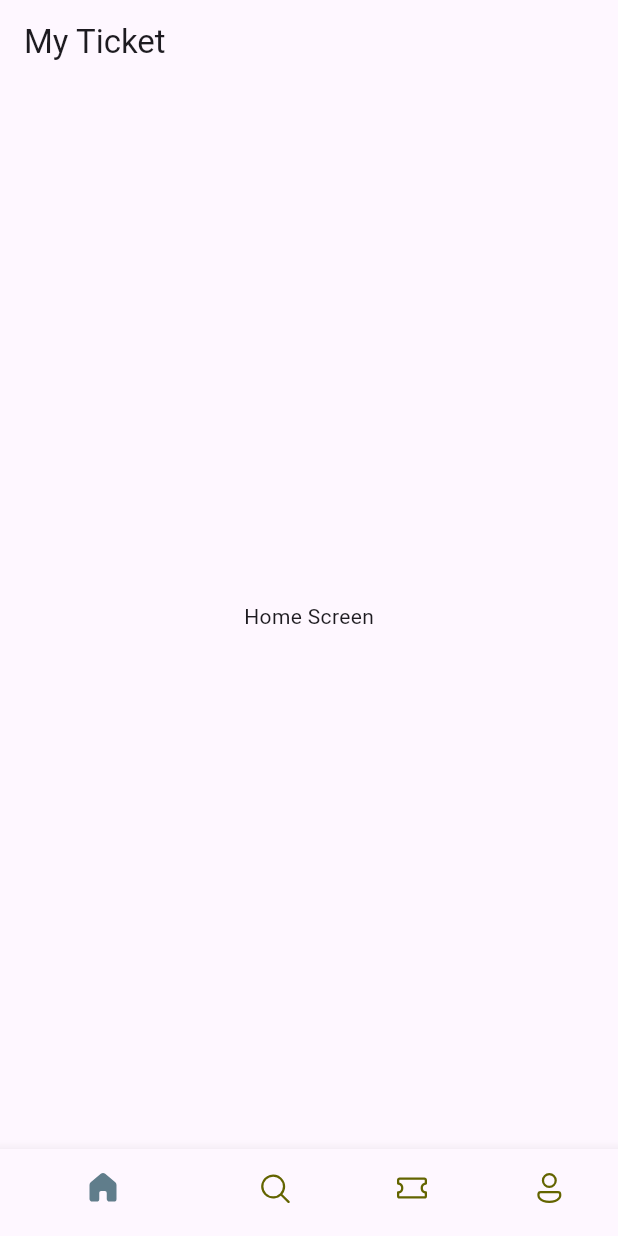
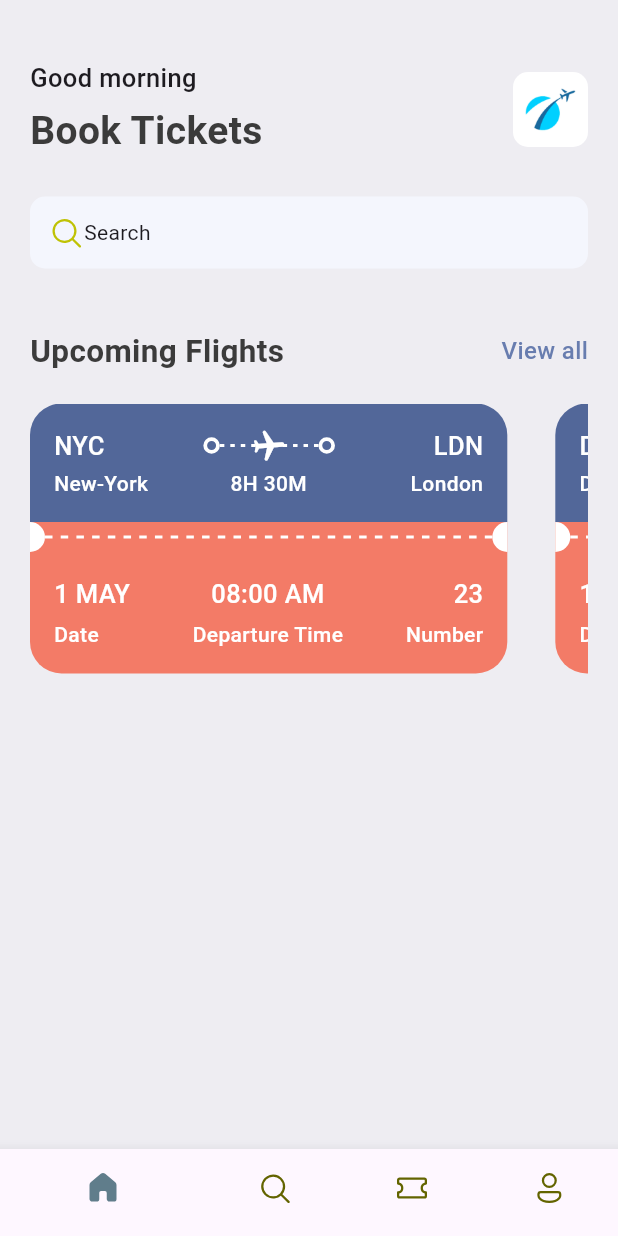
Before and after one commit to Harshit2756/Flutter_ticket_app, a Flutter app: the screen it shows after launch, on a phone screen of 412 x 824 dp. Run offline on Flutter 3.47's test engine with Material 3 defaults, Android fonts, the light colour scheme and no system bars; our stand-ins replace fluentui_icons.

Commit message:
ticket design  and navigation set.

```diff
--- a/lib/base/bottom_nav_bar.dart
+++ b/lib/base/bottom_nav_bar.dart
@@ -26,9 +26,6 @@ class BottomNavBarState extends State<BottomNavBar> {
   @override
   Widget build(BuildContext context) {
     return Scaffold(
-      appBar: AppBar(
-        title: const Text('My Ticket'),
-      ),
       body: Center(
         child: appScreens[_currentIndex],
       ),
--- /dev/null
+++ b/lib/base/res/media.dart
@@ -0,0 +1,4 @@
+class AppMedia {
+  static const _baseImage = "assets/images";
+  static const logo = "$_baseImage/logo.png";
+}
--- /dev/null
+++ b/lib/base/res/styles/app_styles.dart
@@ -0,0 +1,35 @@
+import 'package:flutter/material.dart';
+
+Color primary = const Color(0xff687daf);
+
+class AppStyles {
+  static Color primaryColor = const Color(0xff687daf);
+  static Color backgroundColor = const Color(0xffeeedf2);
+  static Color textColor = const Color(0xff3b3b3b);
+  static Color ticketBlue = const Color(0xFF526799);
+  static Color ticketOrange = const Color(0xFFF37B67);
+
+  static TextStyle textStyle = TextStyle(
+    fontSize: 16,
+    color: textColor,
+    fontWeight: FontWeight.w500,
+  );
+  static TextStyle headLineStyle1 = TextStyle(
+    fontSize: 26,
+    color: textColor,
+    fontWeight: FontWeight.bold,
+  );
+  static TextStyle headLineStyle2 = TextStyle(
+    fontSize: 21,
+    color: textColor,
+    fontWeight: FontWeight.bold,
+  );
+  static TextStyle headLineStyle3 = const TextStyle(
+    fontSize: 17,
+    fontWeight: FontWeight.w500,
+  );
+  static TextStyle headLineStyle4 = const TextStyle(
+    fontSize: 14,
+    fontWeight: FontWeight.w500,
+  );
+}
--- /dev/null
+++ b/lib/base/utils/app_json.dart
@@ -0,0 +1,92 @@
+List<Map<String, dynamic>> ticketList = [
+  {
+    'from': {
+      'code': "NYC",
+      'name': "New-York",
+    },
+    'to': {
+      'code': "LDN",
+      'name': "London",
+    },
+    'flying_time': '8H 30M',
+    'date': "1 MAY",
+    'departure_time': "08:00 AM",
+    "number": 23
+  },
+  {
+    'from': {
+      'code': "DK",
+      'name': "Dhaka",
+    },
+    'to': {
+      'code': "SH",
+      'name': "Shanghai",
+    },
+    'flying_time': '4H 20M',
+    'date': "10 MAY",
+    'departure_time': "09:00 AM",
+    "number": 45
+  },
+  {
+    'from': {
+      'code': "SH",
+      'name': "Shanghai",
+    },
+    'to': {
+      'code': "CZ",
+      'name': "Chengdu",
+    },
+    'flying_time': '2H 50M',
+    'date': "12 JUL",
+    'departure_time': "08:00 AM",
+    "number": 23
+  },
+  {
+    'from': {
+      'code': "CZ",
+      'name': "Chengdu",
+    },
+    'to': {
+      'code': "SH",
+      'name': "Shanghai",
+    },
+    'flying_time': '2H 50M',
+    'date': "12 JUL",
+    'departure_time': "08:00 AM",
+    "number": 23
+  },
+  {
+    'from': {
+      'code': "CZ",
+      'name': "Chengdu",
+    },
+    'to': {
+      'code': "SH",
+      'name': "Shanghai",
+    },
+    'flying_time': '2H 50M',
+    'date': "12 JUL",
+    'departure_time': "08:00 AM",
+    "number": 23
+  },
+];
+List<Map<String, dynamic>> hotelList = [
+  {
+    'image': 'one.png',
+    'place': 'Open Space',
+    'destination': 'London',
+    'price': 25
+  },
+  {
+    'image': 'two.png',
+    'place': 'Global Will',
+    'destination': 'London',
+    'price': 40
+  },
+  {
+    'image': 'three.png',
+    'place': 'Tallest Building',
+    'destination': 'Dubai',
+    'price': 68
+  },
+];
--- /dev/null
+++ b/lib/base/widgets/section_heading.dart
@@ -0,0 +1,35 @@
+import 'package:flutter/material.dart';
+
+import '../res/styles/app_styles.dart';
+
+class SectionHeading extends StatelessWidget {
+  final String title, actionText;
+
+  const SectionHeading({
+    super.key,
+    required this.title,
+    this.actionText = "View all",
+  });
+
+  @override
+  Widget build(BuildContext context) {
+    return Row(
+      mainAxisAlignment: MainAxisAlignment.spaceBetween,
+      children: [
+        Text(
+          title,
+          style: AppStyles.headLineStyle2,
+        ),
+        InkWell(
+          onTap: () {},
+          child: Text(
+            actionText,
+            style: AppStyles.textStyle.copyWith(
+              color: AppStyles.primaryColor,
+            ),
+          ),
+        ),
+      ],
+    );
+  }
+}
--- /dev/null
+++ b/lib/base/widgets/text/text_style_fourth.dart
@@ -0,0 +1,22 @@
+import 'package:flutter/material.dart';
+
+import '../../res/styles/app_styles.dart';
+
+class TextStyleFourth extends StatelessWidget {
+  final String text;
+  final TextAlign? textAlign;
+  const TextStyleFourth({
+    super.key,
+    required this.text,
+    this.textAlign,
+  });
+
+  @override
+  Widget build(BuildContext context) {
+    return Text(
+      textAlign: textAlign,
+      text,
+      style: AppStyles.headLineStyle4.copyWith(color: Colors.white),
+    );
+  }
+}
--- /dev/null
+++ b/lib/base/widgets/text/text_style_third.dart
@@ -0,0 +1,19 @@
+import 'package:flutter/material.dart';
+
+import '../../res/styles/app_styles.dart';
+
+class TextStyleThird extends StatelessWidget {
+  final String text;
+  const TextStyleThird({
+    super.key,
+    required this.text,
+  });
+
+  @override
+  Widget build(BuildContext context) {
+    return Text(
+      text,
+      style: AppStyles.headLineStyle3.copyWith(color: Colors.white),
+    );
+  }
+}
--- /dev/null
+++ b/lib/base/widgets/ticket/app_layoutbuilder_widget.dart
@@ -0,0 +1,32 @@
+import 'package:flutter/material.dart';
+
+class AppLayoutBuilder extends StatelessWidget {
+  final int randomDivider;
+  final double? width;
+  const AppLayoutBuilder(
+      {super.key, required this.randomDivider, this.width = 3});
+
+  @override
+  Widget build(BuildContext context) {
+    return LayoutBuilder(
+      builder: (context, constraints) {
+        return Flex(
+          mainAxisAlignment: MainAxisAlignment.spaceBetween,
+          direction: Axis.horizontal,
+          children: List.generate(
+            (constraints.constrainWidth() / randomDivider).floor(),
+            (index) => SizedBox(
+              width: width,
+              height: 2,
+              child: const DecoratedBox(
+                decoration: BoxDecoration(
+                  color: Colors.white,
+                ),
+              ),
+            ),
+          ),
+        );
+      },
+    );
+  }
+}
--- /dev/null
+++ b/lib/base/widgets/ticket/big_circle.dart
@@ -0,0 +1,25 @@
+import 'package:flutter/material.dart';
+
+class BigCirlce extends StatelessWidget {
+  final bool isRight;
+  const BigCirlce({
+    super.key,
+    this.isRight = true,
+  });
+
+  @override
+  Widget build(BuildContext context) {
+    return SizedBox(
+      height: 20,
+      width: 10,
+      child: DecoratedBox(
+        decoration: BoxDecoration(
+          color: Colors.white,
+          borderRadius: isRight
+              ? const BorderRadius.horizontal(right: Radius.circular(10))
+              : const BorderRadius.horizontal(left: Radius.circular(10)),
+        ),
+      ),
+    );
+  }
+}
--- /dev/null
+++ b/lib/base/widgets/ticket/big_dot.dart
@@ -0,0 +1,16 @@
+import 'package:flutter/material.dart';
+
+class BigDot extends StatelessWidget {
+  const BigDot({super.key});
+
+  @override
+  Widget build(BuildContext context) {
+    return Container(
+      padding: const EdgeInsets.all(3),
+      decoration: BoxDecoration(
+        borderRadius: BorderRadius.circular(29),
+        border: Border.all(color: Colors.white, width: 2.5),
+      ),
+    );
+  }
+}
--- /dev/null
+++ b/lib/base/widgets/ticket/ticket_card.dart
@@ -0,0 +1,151 @@
+import 'package:flutter/material.dart';
+import 'package:ticket_app/base/res/styles/app_styles.dart';
+
+import '../text/text_style_fourth.dart';
+import '../text/text_style_third.dart';
+import 'app_layoutbuilder_widget.dart';
+import 'big_circle.dart';
+import 'big_dot.dart';
+
+class TicketCard extends StatelessWidget {
+  final Map<String, dynamic> ticket;
+  const TicketCard({super.key, required this.ticket});
+
+  @override
+  Widget build(BuildContext context) {
+    final size = MediaQuery.of(context).size;
+    return SizedBox(
+      width: size.width * 0.85,
+      height: 189,
+      child: Container(
+        margin: const EdgeInsets.only(right: 16),
+        padding: const EdgeInsets.only(right: 16),
+        // color: Colors.red,
+        child: Column(
+          children: [
+            // blue part
+            Container(
+              padding: const EdgeInsets.all(16),
+              decoration: BoxDecoration(
+                color: AppStyles.ticketBlue,
+                borderRadius: const BorderRadius.only(
+                    topLeft: Radius.circular(21),
+                    topRight: Radius.circular(21)),
+              ),
+              child: Column(
+                children: [
+                  // Departure & Arrival shortform
+                  Row(
+                    children: [
+                      TextStyleThird(text: ticket['from']['code']),
+                      const Spacer(),
+                      const BigDot(),
+                      Expanded(
+                        child: Stack(
+                          children: [
+                            const SizedBox(
+                              height: 24,
+                              child: AppLayoutBuilder(randomDivider: 6),
+                            ),
+                            Center(
+                              child: Transform.rotate(
+                                angle: 1.5,
+                                child: const Icon(
+                                  color: Colors.white,
+                                  Icons.local_airport_rounded,
+                                ),
+                              ),
+                            )
+                          ],
+                        ),
+                      ),
+                      const BigDot(),
+                      const Spacer(),
+                      TextStyleThird(text: ticket['to']['code']),
+                    ],
+                  ),
+                  const SizedBox(height: 3),
+                  // Departure & Arrival fullform
+                  Row(
+                    children: [
+                      SizedBox(
+                        width: 70,
+                        child: TextStyleFourth(text: ticket['from']['name']),
+                      ),
+                      const Spacer(),
+                      TextStyleFourth(text: ticket['flying_time']),
+                      const Spacer(),
+                      SizedBox(
+                        width: 70,
+                        child: TextStyleFourth(
+                          text: ticket['to']['name'],
+                          textAlign: TextAlign.end,
+                        ),
+                      ),
+                    ],
+                  ),
+                ],
+              ),
+            ),
+            // lines
+            Container(
+              color: AppStyles.ticketOrange,
+              child: const Row(
+                children: [
+                  BigCirlce(),
+                  Expanded(
+                      child: AppLayoutBuilder(randomDivider: 10, width: 5)),
+                  BigCirlce(isRight: false),
+                ],
+              ),
+            ),
+            // orange part
+            Container(
+              padding: const EdgeInsets.all(16),
+              decoration: BoxDecoration(
+                color: AppStyles.ticketOrange,
+                borderRadius: const BorderRadius.only(
+                    bottomLeft: Radius.circular(21),
+                    bottomRight: Radius.circular(21)),
+              ),
+              child: Column(
+                children: [
+                  // Departure & Arrival shortform
+                  Row(
+                    mainAxisAlignment: MainAxisAlignment.spaceBetween,
+                    children: [
+                      Column(
+                        crossAxisAlignment: CrossAxisAlignment.start,
+                        children: [
+                          TextStyleThird(text: ticket['date']),
+                          const SizedBox(height: 5),
+                          const TextStyleFourth(text: "Date"),
+                        ],
+                      ),
+                      Column(
+                        crossAxisAlignment: CrossAxisAlignment.center,
+                        children: [
+                          TextStyleThird(text: ticket['departure_time']),
+                          const SizedBox(height: 5),
+                          const TextStyleFourth(text: "Departure Time"),
+                        ],
+                      ),
+                      Column(
+                        crossAxisAlignment: CrossAxisAlignment.end,
+                        children: [
+                          TextStyleThird(text: ticket['number'].toString()),
+                          const SizedBox(height: 5),
+                          const TextStyleFourth(text: "Number"),
+                        ],
+                      ),
+                    ],
+                  ),
+                ],
+              ),
+            ),
+          ],
+        ),
+      ),
+    );
+  }
+}
--- a/lib/main.dart
+++ b/lib/main.dart
@@ -12,6 +12,7 @@ class MyApp extends StatelessWidget {
   @override
   Widget build(BuildContext context) {
     return const MaterialApp(
+      debugShowCheckedModeBanner: false,
       home: BottomNavBar(),
     );
   }
--- a/lib/screens/home_screen.dart
+++ b/lib/screens/home_screen.dart
@@ -1,4 +1,11 @@
+import 'package:fluentui_icons/fluentui_icons.dart';
 import 'package:flutter/material.dart';
+import 'package:ticket_app/base/res/media.dart';
+import 'package:ticket_app/base/res/styles/app_styles.dart';
+import 'package:ticket_app/base/utils/app_json.dart';
+import 'package:ticket_app/base/widgets/section_heading.dart';
+
+import '../base/widgets/ticket/ticket_card.dart';
 
 class HomeScreen extends StatefulWidget {
   const HomeScreen({super.key});
@@ -10,9 +17,75 @@ class HomeScreen extends StatefulWidget {
 class _HomeScreenState extends State<HomeScreen> {
   @override
   Widget build(BuildContext context) {
-    return const Scaffold(
-      body: Center(
-        child: Text('Home Screen'),
+    return Scaffold(
+      backgroundColor: AppStyles.backgroundColor,
+      body: ListView(
+        children: [
+          const SizedBox(height: 40),
+          Container(
+            padding: const EdgeInsets.symmetric(horizontal: 20),
+            child: Column(
+              children: [
+                Row(
+                  mainAxisAlignment: MainAxisAlignment.spaceBetween,
+                  children: [
+                    Column(
+                      crossAxisAlignment: CrossAxisAlignment.start,
+                      children: [
+                        Text("Good morning", style: AppStyles.headLineStyle3),
+                        const SizedBox(height: 5),
+                        Text("Book Tickets", style: AppStyles.headLineStyle1),
+                      ],
+                    ),
+                    Container(
+                      height: 50,
+                      width: 50,
+                      decoration: BoxDecoration(
+                        borderRadius: BorderRadius.circular(10),
+                        image: const DecorationImage(
+                          fit: BoxFit.cover,
+                          image: AssetImage(AppMedia.logo),
+                        ),
+                      ),
+                    )
+                  ],
+                ),
+                const SizedBox(height: 25),
+                Container(
+                  padding:
+                      const EdgeInsets.symmetric(horizontal: 12, vertical: 12),
+                  decoration: BoxDecoration(
+                    borderRadius: BorderRadius.circular(10),
+                    color: const Color(0xfff4f6fd),
+                  ),
+                  child: const Row(
+                    children: [
+                      Icon(
+                        FluentSystemIcons.ic_fluent_search_regular,
+                        color: Color(0xffbfc205),
+                      ),
+                      Text("Search"),
+                    ],
+                  ),
+                ),
+                const SizedBox(height: 40),
+                const SectionHeading(title: "Upcoming Flights"),
+                const SizedBox(height: 20),
+                SingleChildScrollView(
+                  scrollDirection: Axis.horizontal,
+                  child: Row(
+                    children: ticketList
+                        .take(3)
+                        .map(
+                          (ticket) => TicketCard(ticket: ticket),
+                        )
+                        .toList(),
+                  ),
+                ),
+              ],
+            ),
+          ),
+        ],
       ),
     );
   }
--- a/pubspec.yaml
+++ b/pubspec.yaml
@@ -23,3 +23,6 @@ dev_dependencies:
 
 flutter:
   uses-material-design: true
+
+  assets:
+    - assets/images/
```
Also changed, not shown: 2 other files.
